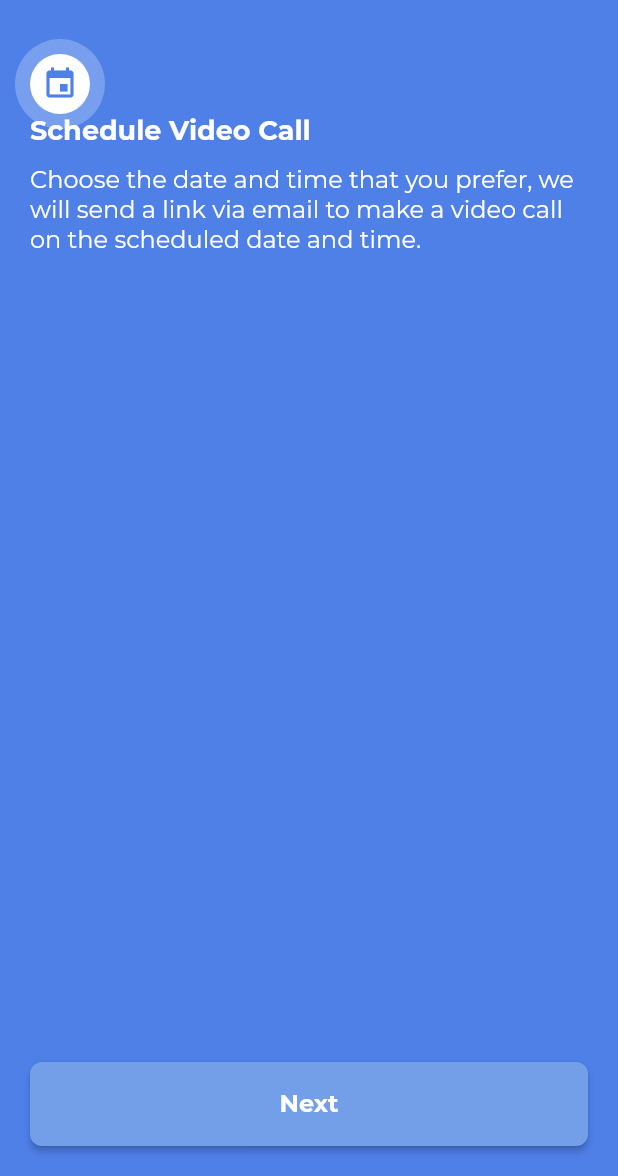
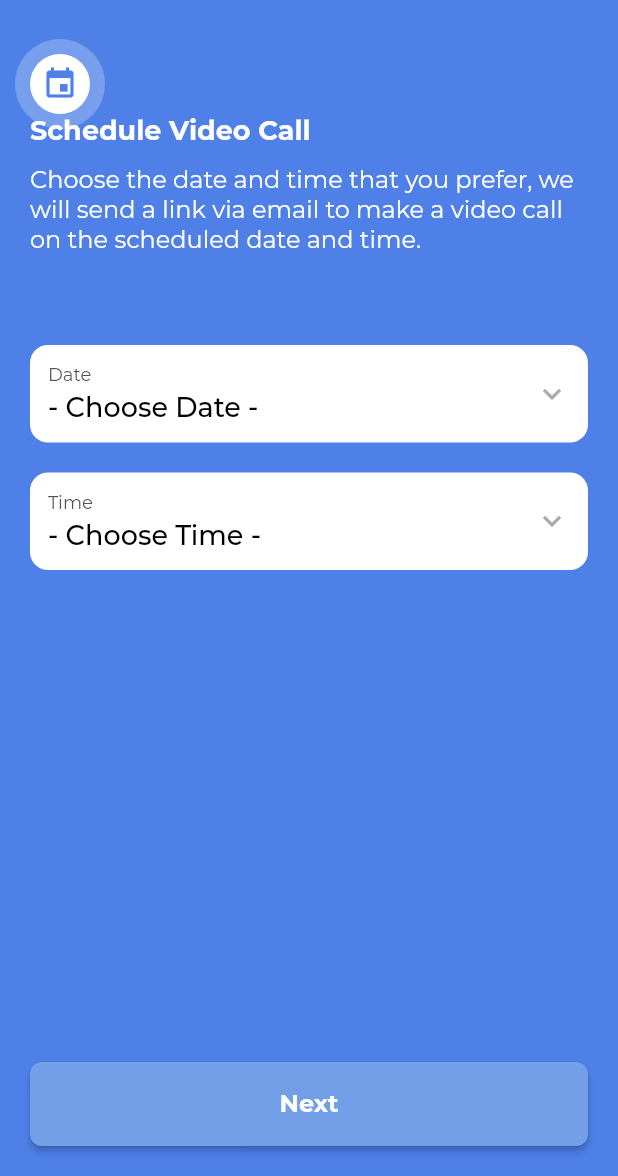
Before and after one commit to novanto/dk_flutter_assignment, a Flutter app: the OnboardingPersonalInfo screen opened directly, after a tap on "Next", on a phone screen of 412 x 824 dp, the part 60-1236 px from its top. Run offline on Flutter 3.47's test engine with Material 2 defaults, Android fonts, the phone set to English and light mode, and no system bars; our stand-ins replace date_format; project files that could hold a hidden picture were left out.

Commit message:
add format date, implement datepicker and timepicker and create fake dropdown component

```diff
--- /dev/null
+++ b/lib/modules/onboarding/components/fake_dropdown.dart
@@ -0,0 +1,74 @@
+import 'package:flutter/material.dart';
+
+class FakeDropdown extends StatefulWidget {
+
+  final String formLabel;
+
+  final String formHint;
+
+  final VoidCallback onPressedListener;
+
+  const FakeDropdown({
+    required Key key,
+    required this.formLabel,
+    required this.formHint,
+    required this.onPressedListener
+  }) : super(key: key);
+
+  @override
+  _FakeDropdownState createState() => _FakeDropdownState();
+}
+
+class _FakeDropdownState extends State<FakeDropdown> {
+
+  @override
+  Widget build(BuildContext context) {
+    return Container(
+        margin: EdgeInsets.only(top: 20),
+        decoration: BoxDecoration(
+            color: Colors.white,
+            borderRadius: BorderRadius.circular(12.0)
+        ),
+        padding: EdgeInsets.all(12),
+        child: InkWell(
+            onTap: widget.onPressedListener,
+            child: Row(
+              mainAxisAlignment: MainAxisAlignment.spaceBetween,
+              children: [
+                Column(
+                  crossAxisAlignment: CrossAxisAlignment.start,
+                  children: [
+                    Text(
+                      widget.formLabel,
+                      style: TextStyle(
+                          fontSize: 12,
+                          color: Color(0xFF555555)
+                      ),
+                    ),
+                    Container(
+                        margin: EdgeInsets.only(top:4)
+                    ),
+                    Text(
+                      widget.formHint,
+                      style: TextStyle(
+                          fontSize: 18,
+                          color: Colors.black,
+                          fontWeight: FontWeight.w500
+                      ),
+                    )
+                  ],
+                ),
+                Align(
+                  alignment: Alignment.centerRight,
+                  child: Icon(
+                    Icons.keyboard_arrow_down,
+                    color: Color(0xFFAAAAAA),
+                  ),
+                )
+              ],
+            )
+        )
+    );
+  }
+
+}
--- a/lib/modules/onboarding/components/gin_dropdown.dart
+++ b/lib/modules/onboarding/components/gin_dropdown.dart
@@ -4,9 +4,16 @@ class GinDropdown extends StatefulWidget {
 
   final String defaultOption;
 
+  final String formLabel;
+
   final List<String> itemList;
 
-  const GinDropdown({required Key key, required this.defaultOption, required this.itemList}) : super(key: key);
+  const GinDropdown({
+    required Key key,
+    required this.defaultOption,
+    required this.itemList,
+    required this.formLabel,
+  }) : super(key: key);
 
   @override
   _GinDropdownState createState() => _GinDropdownState();
@@ -39,14 +46,20 @@ class _GinDropdownState extends State<GinDropdown> {
         color: Colors.white,
         borderRadius: BorderRadius.circular(12.0)
       ),
-      padding: EdgeInsets.all(8),
+      padding: EdgeInsets.only(left:12, right:12),
       margin: EdgeInsets.only(top: 20),
       child: DropdownButtonHideUnderline(
-        child: DropdownButton<String>(
+        child: DropdownButtonFormField<String>(
+            decoration: InputDecoration(
+              labelText: widget.formLabel
+            ),
             isExpanded: true,
             value: _chosenValue,
             hint: Text(widget.defaultOption),
-            icon: const Icon(Icons.keyboard_arrow_down),
+            icon: const Padding(
+                padding: EdgeInsets.only(bottom: 8),
+                child: Icon(Icons.keyboard_arrow_down, color: Color(0xFF555555))
+            ),
             iconSize: 24,
             onChanged: (String? newValue) {
               setState(() {
--- a/lib/modules/onboarding/onboarding_personal_information.dart
+++ b/lib/modules/onboarding/onboarding_personal_information.dart
@@ -54,20 +54,26 @@ class _OnboardingPersonalInfoPageState extends State<OnboardingPersonalInfo> {
                 title: 'Personal Information',
                 subtitle: 'Please fill in the information below and your goal for digital saving.'
               ),
+              Container(
+                margin: EdgeInsets.only(top:20, bottom: 20)
+              ),
               GinDropdown(
                 key: Key('goalDropdown'),
                 defaultOption: defaultOption,
-                  itemList: _activationItems
+                itemList: _activationItems,
+                formLabel: 'Goal for Activation'
               ),
               GinDropdown(
                 key: Key('incomeDropdown'),
                 defaultOption: defaultOption,
-                  itemList: _incomeItems
+                itemList: _incomeItems,
+                formLabel: 'Monthly Income'
               ),
               GinDropdown(
                 key: Key('expenseDropdown'),
                 defaultOption: defaultOption,
-                  itemList: _expenseItems
+                itemList: _expenseItems,
+                formLabel: 'Monthly Expense'
               ),
               OnboardingButton(
                 key: Key('onboardingPasswordButton'),
--- a/lib/modules/onboarding/onboarding_schedule.dart
+++ b/lib/modules/onboarding/onboarding_schedule.dart
@@ -1,3 +1,5 @@
+import 'package:date_format/date_format.dart';
+import 'package:dk_flutter_assignment/modules/onboarding/components/fake_dropdown.dart';
 import 'package:dk_flutter_assignment/modules/onboarding/components/onboarding_button.dart';
 import 'package:dk_flutter_assignment/modules/onboarding/components/onboarding_hint.dart';
 import 'package:dk_flutter_assignment/modules/onboarding/onboarding_success.dart';
@@ -12,6 +14,14 @@ class _OnboardingSchedulePageState extends State<OnboardingSchedule> with Ticker
 
   late AnimationController animationController;
 
+  String _dateText = '- Choose Date -';
+
+  String _timeText = '- Choose Time -';
+
+  DateTime selectedDate = new DateTime.now();
+
+  TimeOfDay selectedTime = TimeOfDay(hour: 00, minute: 00);
+
   @override
   void initState() {
     animationController = new AnimationController(
@@ -21,13 +31,48 @@ class _OnboardingSchedulePageState extends State<OnboardingSchedule> with Ticker
     animationController.forward();
     animationController.addListener(() {
       setState(() {
-        if (animationController.status == AnimationStatus.completed) {
-          animationController.repeat();
-        }
+        // if (animationController.status == AnimationStatus.completed) {
+        //   animationController.repeat();
+        // }
       });
     });
 
     super.initState();
+  }
+
+  Future<Null> _selectDate(BuildContext context) async {
+    DateTime currentDate = new DateTime.now();
+
+    final DateTime? picked = await showDatePicker(
+        context: context,
+        initialDate: selectedDate,
+        initialDatePickerMode: DatePickerMode.day,
+        firstDate: DateTime(currentDate.year),
+        lastDate: DateTime(currentDate.year+10));
+    if (picked != null)
+      setState(() {
+        selectedDate = picked;
+        _dateText = formatDate(selectedDate, [DD,', ',dd,' ',M,' ',yyyy]);
+      });
+  }
+
+
+  Future<Null> _selectTime(BuildContext context) async {
+    final TimeOfDay? picked = await showTimePicker(
+      context: context,
+      initialTime: selectedTime,
+    );
+    if (picked != null)
+      setState(() {
+        selectedTime = picked;
+        _timeText = formatDate(DateTime(
+            selectedDate.year,
+            selectedDate.month,
+            selectedDate.day,
+            selectedTime.hour,
+            selectedTime.minute
+        ), [hh, ':', nn, " ", am]).toString();
+      });
   }
 
   @override
@@ -77,9 +122,28 @@ class _OnboardingSchedulePageState extends State<OnboardingSchedule> with Ticker
                   ],
                 ),
                 OnboardingHint(
-                    key: Key('onboardingScheduleHint'),
-                    title: 'Schedule Video Call',
-                    subtitle: 'Choose the date and time that you prefer, we will send a link via email to make a video call on the scheduled date and time.'
+                  key: Key('onboardingScheduleHint'),
+                  title: 'Schedule Video Call',
+                  subtitle: 'Choose the date and time that you prefer, we will send a link via email to make a video call on the scheduled date and time.'
+                ),
+                Container(
+                  margin: EdgeInsets.only(top:20, bottom: 20)
+                ),
+                FakeDropdown(
+                  key: Key('dateDropdown'),
+                  formHint: _dateText,
+                  formLabel: 'Date',
+                  onPressedListener: () {
+                    _selectDate(context);
+                  },
+                ),
+                FakeDropdown(
+                  key: Key('timeDropdown'),
+                  formLabel: 'Time',
+                  formHint: _timeText,
+                  onPressedListener: () {
+                    _selectTime(context);
+                  },
                 ),
                 OnboardingButton(
                     key: Key('onboardingPasswordButton'),
--- a/pubspec.yaml
+++ b/pubspec.yaml
@@ -28,6 +28,7 @@ dependencies:
   # The following adds the Cupertino Icons font to your application.
   # Use with the CupertinoIcons class for iOS style icons.
   cupertino_icons: ^1.0.2
+  date_format: ^2.0.2
 
 dev_dependencies:
   flutter_test:
```
Also changed, not shown: pubspec.lock. Lines whose indentation alone changed are shown as unchanged.
